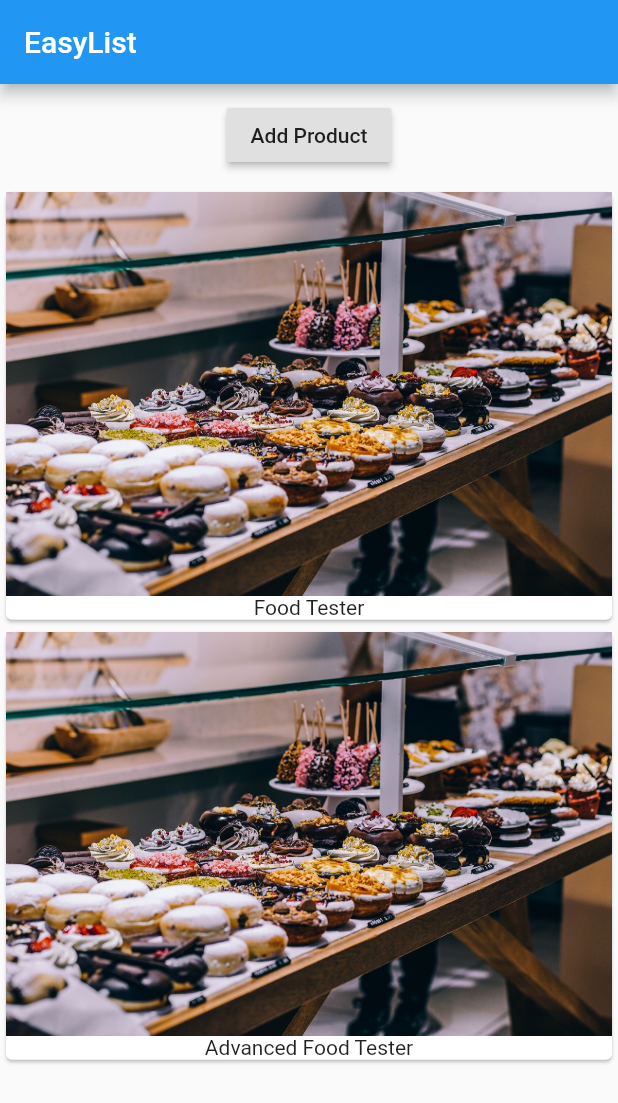
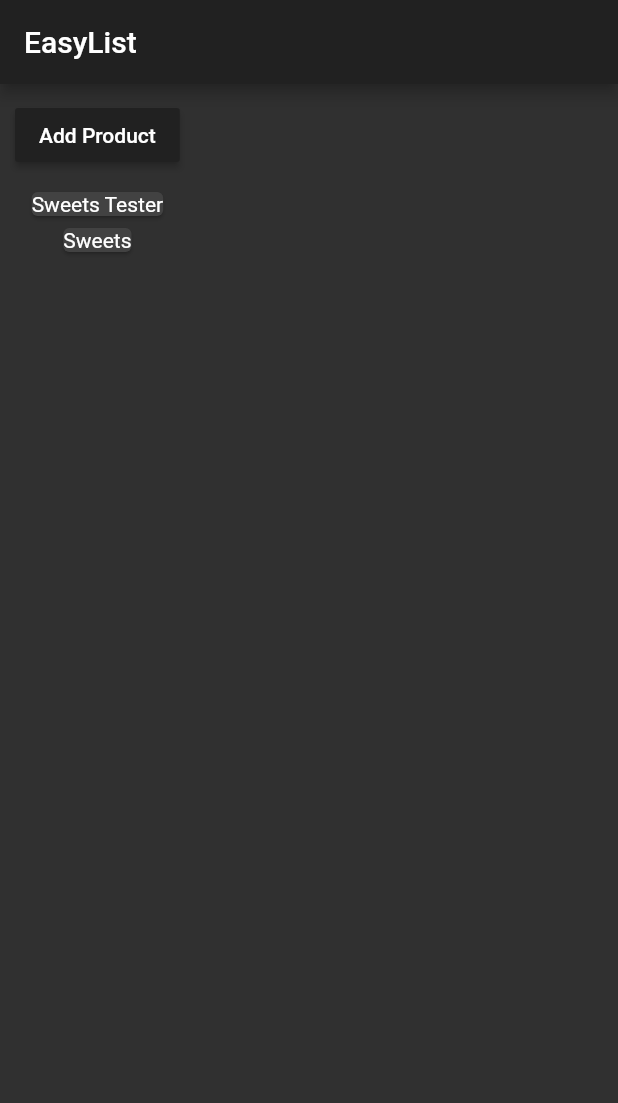
Before and after one commit to GianclaudioCarella/flutter_course, a Flutter app: the screen it shows after launch, after a tap on "Add Product", on a phone screen of 412 x 824 dp. Shown: the top 1103 px of the screen. Run offline on Flutter 3.47's test engine with Material 2 defaults, Android fonts, the phone set to English and light mode, and no system bars.

```diff
--- a/lib/main.dart
+++ b/lib/main.dart
@@ -9,11 +9,16 @@ class MyApp extends StatelessWidget {
   @override
   Widget build(BuildContext context) {
     return MaterialApp(
+      theme: ThemeData(
+        brightness: Brightness.dark,
+        primarySwatch: Colors.deepOrange,
+        accentColor: Colors.deepPurple
+      ),
       home: Scaffold(
         appBar: AppBar(
           title: Text('EasyList'),
         ),
-        body: ProductManager('Food Tester'),
+        body: ProductManager(),
       ),
     );
   }
--- /dev/null
+++ b/lib/product_control.dart
@@ -0,0 +1,18 @@
+import 'package:flutter/material.dart';
+
+class ProductControl extends StatelessWidget {
+  final Function addProduct;
+
+  ProductControl(this.addProduct);
+
+  @override
+  Widget build(BuildContext context) {
+    return RaisedButton(
+            color: Theme.of(context).primaryColor,
+            onPressed: () {
+              addProduct('Sweets');
+            },
+            child: Text('Add Product'),
+          );
+  }
+}
--- a/lib/product_manager.dart
+++ b/lib/product_manager.dart
@@ -1,14 +1,18 @@
 import 'package:flutter/material.dart';
 
 import './products.dart';
+import './product_control.dart';
 
 class ProductManager extends StatefulWidget {
   final String startingProduct;
 
-  ProductManager(this.startingProduct);
+  ProductManager({this.startingProduct = 'Sweets Tester'}) {
+    print('[ProductManager Widget] Constructor');
+  }
 
   @override
   State<StatefulWidget> createState() {
+    print('[ProductManager Widget] createState');
     return _ProductManagerState();
   }
 }
@@ -18,25 +22,31 @@ class _ProductManagerState extends State<ProductManager> {
 
   @override
   void initState() {
+    print('[ProductManager State] initState()');
+    super.initState();
     _products.add(widget.startingProduct);
-    super.initState();
+  }
+
+  @override
+  void didUpdateWidget(ProductManager oldWidget) {
+    print('[ProductManager State] didUpdateWidget()');
+    super.didUpdateWidget(oldWidget);
+  }
+
+  void _addProduct(String product) {
+    setState(() {
+      _products.add(product);
+    });
   }
 
   @override
   Widget build(BuildContext context) {
+    print('[ProductManager State] build()');
     return Column(
       children: [
         Container(
-          margin: EdgeInsets.all(10.0),
-          child: RaisedButton(
-            onPressed: () {
-              setState(() {
-                _products.add('Advanced Food Tester');
-              });
-            },
-            child: Text('Add Product'),
-          ),
-        ),
+            margin: EdgeInsets.all(10.0),
+            child: ProductControl(_addProduct)),
         Products(_products)
       ],
     );
--- a/lib/products.dart
+++ b/lib/products.dart
@@ -3,16 +3,19 @@ import 'package:flutter/material.dart';
 class Products extends StatelessWidget {
   final List<String> products;
 
-  Products(this.products);
+  Products([this.products = const []]){
+    print('[Products Widget] Constructor');
+  }
 
   @override
   Widget build(BuildContext context) {
+    print('[Products Widget] build()');
     return Column(
       children: products
           .map((element) => Card(
                 child: Column(
                   children: <Widget>[
-                    Image.asset('assets/food.jpg'),
+                    // Image.asset('assets/food.jpg'),
                     Text(element),
                   ],
                 ),
```
